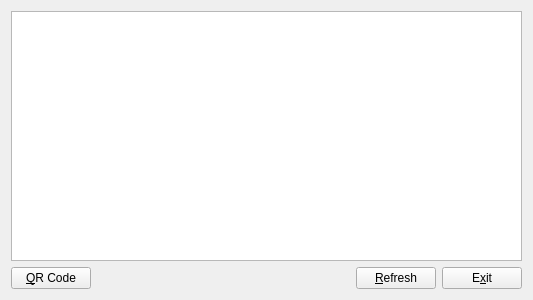
Old version of the form ss-link/mainwidget.ui in the repository karoyqiu/sslink.
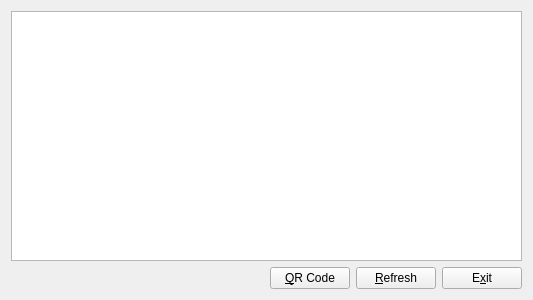
New version of the form. Icons and pictures are not drawn.

Commit message: Move the QR code button to the right.

Diff of the .ui file:
```diff
--- a/ss-link/mainwidget.ui
+++ b/ss-link/mainwidget.ui
@@ -27,13 +27,6 @@
    </item>
    <item>
     <layout class="QHBoxLayout" name="horizontalLayout">
-     <item>
-      <widget class="QPushButton" name="buttonQRCode">
-       <property name="text">
-        <string>&amp;QR Code</string>
-       </property>
-      </widget>
-     </item>
      <item>
       <widget class="QLabel" name="labelLastUpdate">
        <property name="sizePolicy">
@@ -44,6 +37,13 @@
        </property>
       </widget>
      </item>
+     <item>
+      <widget class="QPushButton" name="buttonQRCode">
+       <property name="text">
+        <string>&amp;QR Code</string>
+       </property>
+      </widget>
+     </item>
      <item>
       <widget class="QPushButton" name="buttonRefresh">
        <property name="text">
```
Left out of the diff: 1 changed line with no effect on the pictures.
